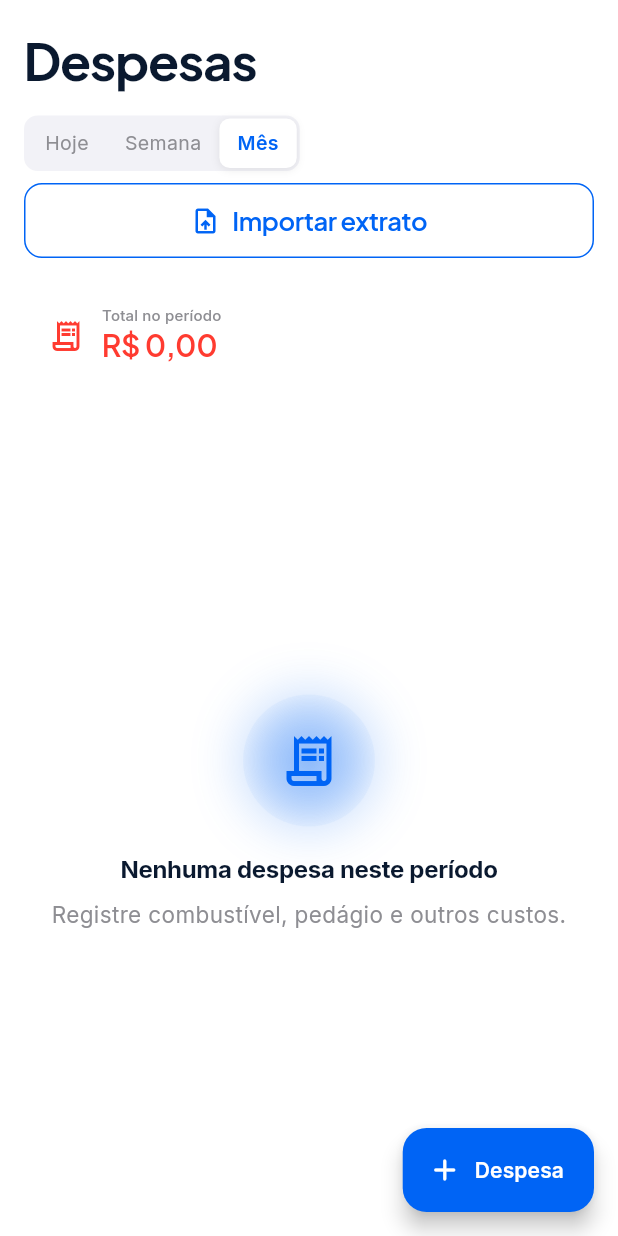
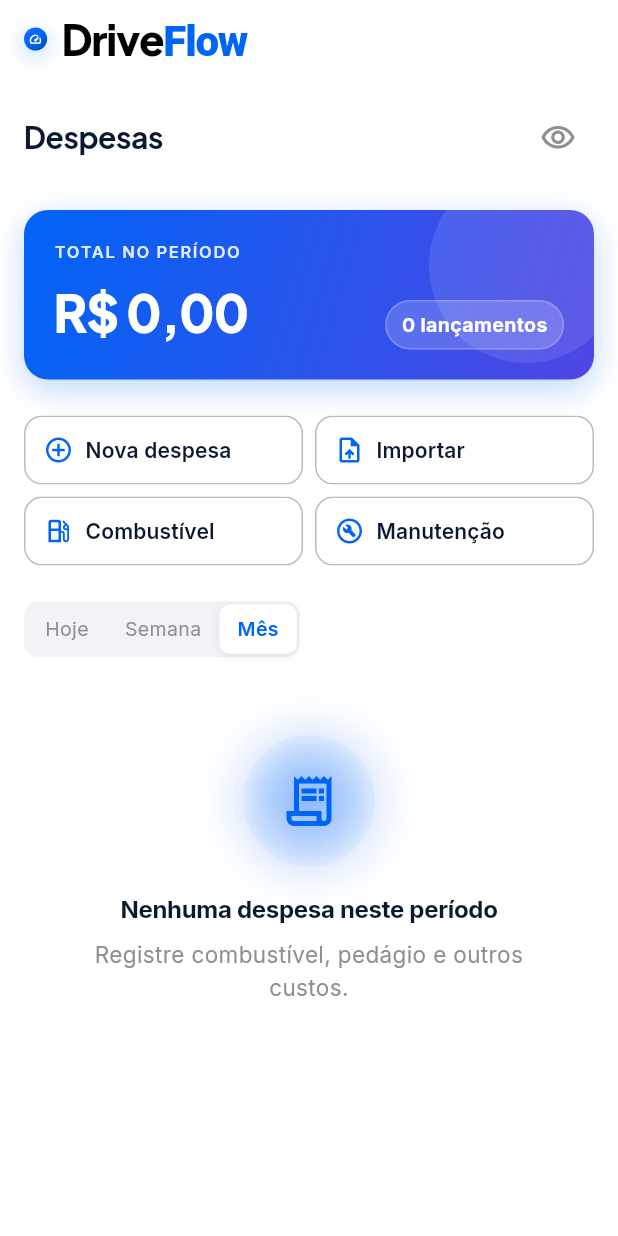
Before and after one commit to solerpedroo/driveflow, a Flutter app: the ExpensesScreen screen opened directly, on a phone screen of 412 x 824 dp. Run offline on Flutter 3.47's test engine with Material 3 defaults, Android fonts, the phone set to English and light mode, and no system bars; our stand-ins replace cached_network_image, connectivity_plus, dio, file_picker, fl_chart, flutter_hooks and 14 more; missing offline and left inert: google_mlkit_text_recognition; accounts and stored records are empty; network calls fail; statements that could not run were skipped.

Commit message:
feat(expenses): layout Mescla Carteira com hero e categorias
Co-authored-by: Pedro Henrique Contardi Soler <pedrocsoler@hotmail.com>

```diff
--- a/lib/features/expenses/presentation/screens/expenses_screen.dart
+++ b/lib/features/expenses/presentation/screens/expenses_screen.dart
@@ -3,187 +3,122 @@ import 'package:go_router/go_router.dart';
 import 'package:hooks_riverpod/hooks_riverpod.dart';
 
 import '../../../../core/constants/app_constants.dart';
-import '../../../../core/theme/app_colors.dart';
 import '../../../../core/theme/app_spacing.dart';
 import '../../../../core/utils/currency_formatter.dart';
-import '../../../../shared/widgets/design_system/df_button.dart';
-import '../../../../shared/widgets/design_system/df_card.dart';
+import '../../../../core/utils/value_visibility_provider.dart';
 import '../../../../shared/widgets/design_system/df_empty_state.dart';
-import '../../../../shared/widgets/design_system/df_section_header.dart';
+import '../../../../shared/widgets/design_system/df_expandable_list_section.dart';
+import '../../../../shared/widgets/design_system/df_header_row.dart';
+import '../../../../shared/widgets/design_system/df_hero_wealth_card.dart';
+import '../../../../shared/widgets/design_system/df_pill_action_button.dart';
 import '../../../../shared/widgets/design_system/df_skeleton.dart';
+import '../../../../shared/widgets/design_system/df_tab_scroll_view.dart';
 import '../../../../shared/widgets/driveflow_period_filter.dart';
-import '../../domain/entities/expense_entity.dart';
 import '../providers/expenses_providers.dart';
 import '../widgets/expense_tile.dart';
 
-/// Listagem de despesas agrupadas por categoria.
+/// Despesas no padrão Mescla Carteira — hero, ações 2×2, categorias.
 class ExpensesScreen extends ConsumerWidget {
   const ExpensesScreen({super.key});
 
   @override
   Widget build(BuildContext context, WidgetRef ref) {
-    final theme = Theme.of(context);
     final period = ref.watch(expensesPeriodProvider);
     final groupedAsync = ref.watch(expensesGroupedProvider);
     final totalAsync = ref.watch(expensesTotalProvider);
+    final hidden = ref.watch(valueVisibilityHiddenProvider);
 
     return Scaffold(
       backgroundColor: Colors.transparent,
-      body: RefreshIndicator(
+      body: groupedAsync.when(
+        loading: () => const Center(child: DfSkeleton(itemCount: 4)),
+        error: (e, _) => Center(child: Text('Erro: $e')),
+        data: (grouped) {
+          final categories = grouped.keys.toList()
+            ..sort((a, b) => a.label.compareTo(b.label));
+          final itemCount = grouped.values.fold<int>(
+            0,
+            (sum, items) => sum + items.length,
+          );
+
+          return DfTabScrollView(
             onRefresh: () async {
               await ref.read(expensesRepositoryProvider).fetchExpenses();
             },
-        child: CustomScrollView(
-          physics: const AlwaysScrollableScrollPhysics(),
-          slivers: [
-            SliverToBoxAdapter(
-              child: DfScreenTitle(
+            children: [
+              const DfHeaderRow(),
+              DfScreenTitleRow(
                 title: 'Despesas',
-                subtitle: Column(
-                  crossAxisAlignment: CrossAxisAlignment.start,
-                  children: [
+                hidden: hidden,
+                onToggleVisibility: () => ref
+                    .read(valueVisibilityHiddenProvider.notifier)
+                    .state = !hidden,
+              ),
+              totalAsync.when(
+                loading: () => const SizedBox(
+                  height: 140,
+                  child: Center(child: CircularProgressIndicator()),
+                ),
+                error: (_, __) => const SizedBox.shrink(),
+                data: (total) => DfHeroWealthCard(
+                  label: 'Total no período',
+                  value: CurrencyFormatter.format(total),
+                  badge: '$itemCount lançamentos',
+                  hideValue: hidden,
+                ),
+              ),
+              DfPillActionGrid(
+                actions: [
+                  DfPillActionButton(
+                    icon: Icons.add_circle_outline,
+                    label: 'Nova despesa',
+                    onTap: () => context.push(AppRoutes.expenseForm),
+                  ),
+                  DfPillActionButton(
+                    icon: Icons.upload_file_outlined,
+                    label: 'Importar',
+                    onTap: () => context.push(AppRoutes.importStatement),
+                  ),
+                  DfPillActionButton(
+                    icon: Icons.local_gas_station_outlined,
+                    label: 'Combustível',
+                    onTap: () => context.push(AppRoutes.fuelHistory),
+                  ),
+                  DfPillActionButton(
+                    icon: Icons.build_circle_outlined,
+                    label: 'Manutenção',
+                    onTap: () => context.push(AppRoutes.maintenanceHistory),
+                  ),
+                ],
+              ),
               DriveFlowPeriodFilter(
                 value: period,
                 onChanged: (p) =>
                     ref.read(expensesPeriodProvider.notifier).state = p,
               ),
-                    const SizedBox(height: AppSpacing.sm),
-                    DfButton(
-                      label: 'Importar extrato',
-                      icon: Icons.upload_file_outlined,
-                      variant: DfButtonVariant.outlined,
-                      onPressed: () => context.push(AppRoutes.importStatement),
-                    ),
-                  ],
-                ),
-              ),
-            ),
-            SliverPadding(
-              padding: const EdgeInsets.fromLTRB(
-                AppSpacing.screenHorizontal,
-                AppSpacing.lg,
-                AppSpacing.screenHorizontal,
-                0,
-              ),
-              sliver: SliverToBoxAdapter(
-                child: DfCard(
-                  child: Row(
-                    children: [
-                      const Icon(Icons.receipt_long_outlined,
-                          color: AppColors.expenseCoral),
-                      const SizedBox(width: AppSpacing.md),
-                      Expanded(
-                        child: Column(
-                          crossAxisAlignment: CrossAxisAlignment.start,
-                          children: [
-                            Text('Total no período',
-                                style: theme.textTheme.labelMedium),
-                            totalAsync.when(
-                              loading: () => const Text('...'),
-                              error: (e, _) => const Text('Erro'),
-                              data: (total) => Text(
-                                CurrencyFormatter.format(total),
-                                style: theme.textTheme.headlineSmall?.copyWith(
-                                  color: AppColors.expenseCoral,
-                                ),
-                              ),
-                            ),
-                          ],
-                        ),
-                      ),
-                    ],
-                  ),
-                ),
-              ),
-            ),
-            groupedAsync.when(
-              loading: () => const SliverFillRemaining(child: DfSkeleton()),
-              error: (e, _) => SliverFillRemaining(
-                child: Center(child: Text('Erro: $e')),
-              ),
-              data: (grouped) {
-                if (grouped.isEmpty) {
-                  return const SliverFillRemaining(
-                    hasScrollBody: false,
-                    child: DfEmptyState(
+              if (grouped.isEmpty)
+                const DfEmptyState(
                   variant: DfEmptyStateVariant.illustrated,
                   icon: Icons.receipt_long_outlined,
                   title: 'Nenhuma despesa neste período',
                   subtitle:
                       'Registre combustível, pedágio e outros custos.',
-                    ),
+                )
+                else
+                ...categories.map((category) {
+                  final items = grouped[category]!;
+                  return DfExpandableListSection(
+                    title: category.label,
+                    eyebrow: 'Categoria',
+                    itemCount: items.length,
+                    itemBuilder: (context, index) =>
+                        ExpenseTile(expense: items[index]),
+                    seeAllLabel: 'Ver todas',
                   );
-                }
-
-                final categories = grouped.keys.toList()
-                  ..sort((a, b) => a.label.compareTo(b.label));
-
-                return SliverPadding(
-                  padding: const EdgeInsets.fromLTRB(
-                    AppSpacing.screenHorizontal,
-                    AppSpacing.lg,
-                    AppSpacing.screenHorizontal,
-                    96,
-                  ),
-                  sliver: SliverList(
-                    delegate: SliverChildBuilderDelegate(
-                      (context, index) {
-                        final category = categories[index];
-                        final items = grouped[category]!;
-                        final subtotal = items.fold<double>(
-                          0,
-                          (sum, e) => sum + e.amount,
-                        );
-                        return Padding(
-                          padding: const EdgeInsets.only(bottom: AppSpacing.lg),
-                          child: Column(
-                            crossAxisAlignment: CrossAxisAlignment.start,
-                            children: [
-                              Row(
-                                children: [
-                                  Icon(category.icon,
-                                      size: 20,
-                                      color: AppColors.expenseCoral),
-                                  const SizedBox(width: AppSpacing.sm),
-                                  Expanded(
-                                    child: Text(
-                                      category.label,
-                                      style: theme.textTheme.titleMedium,
-                                    ),
-                                  ),
-                                  Text(
-                                    CurrencyFormatter.format(subtotal),
-                                    style: theme.textTheme.labelLarge?.copyWith(
-                                      color: AppColors.expenseCoral,
-                                    ),
-                                  ),
+                }),
             ],
-                              ),
-                              const SizedBox(height: AppSpacing.sm),
-                              ...items.map(
-                                (expense) => Padding(
-                                  padding:
-                                      const EdgeInsets.only(bottom: AppSpacing.sm),
-                                  child: ExpenseTile(expense: expense),
-                                ),
-                              ),
-                            ],
-                          ),
           );
         },
-                      childCount: categories.length,
-                    ),
-                  ),
-                );
-              },
-            ),
-          ],
-        ),
-      ),
-      floatingActionButton: FloatingActionButton.extended(
-        onPressed: () => context.push(AppRoutes.expenseForm),
-        icon: const Icon(Icons.add_rounded),
-        label: const Text('Despesa'),
       ),
     );
   }
```
Lines whose indentation alone changed are shown as unchanged.
